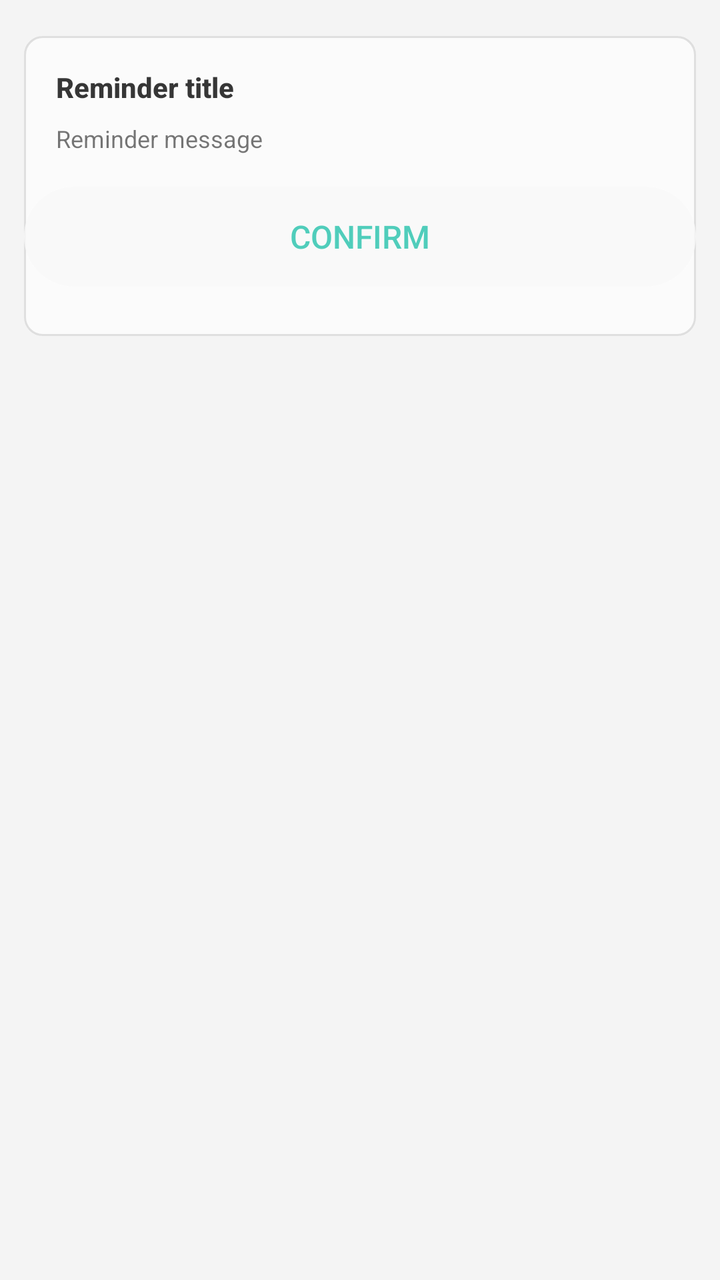
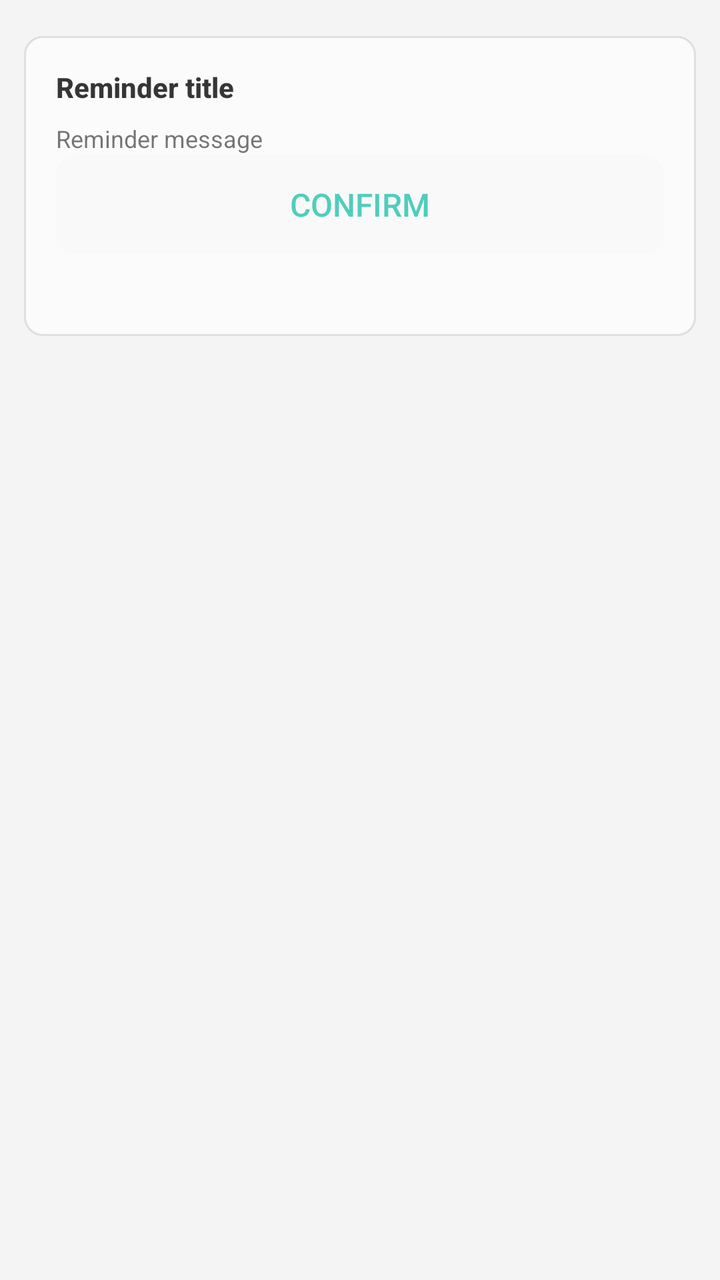

Compare the two renders of this Android layout. The source of the first and the diff that turns it into the second are given below.
<!-- AndroidManifest.xml: application theme AppTheme -->
<!-- res/layout/dialog_help_info.xml -->
<?xml version="1.0" encoding="utf-8"?>
<ScrollView
    xmlns:android="http://schemas.android.com/apk/res/android"
    android:overScrollMode="never"
    android:layout_width="match_parent"
    android:layout_height="match_parent">

    <LinearLayout
        android:layout_width="match_parent"
        android:layout_height="wrap_content"
        android:orientation="vertical"
        android:padding="12dp">

        <LinearLayout
            android:alpha="0.9"
            android:layout_width="match_parent"
            android:layout_height="wrap_content"
            android:minHeight="150dp"
            android:layout_marginTop="6dp"
            android:paddingBottom="16dp"
            android:background="@drawable/krscript_item_ripple_kon"
            android:orientation="vertical">

            <TextView
                android:id="@+id/confirm_title"
                android:breakStrategy="simple"
                style="@style/dialogTitle"
                android:text="@string/confirm_title" />
            <TextView
                android:id="@+id/confirm_message"
                android:breakStrategy="simple"
                style="@style/dialogDesc"
                android:text="@string/confirm_message" />

            <FrameLayout
                android:id="@+id/confirm_custom_view"
                android:layout_width="match_parent"
                android:layout_height="wrap_content" />

            <LinearLayout
                android:layout_marginTop="16dp"
                android:orientation="horizontal"
                android:layout_width="match_parent"
                android:layout_height="wrap_content">

                <Button
                    android:id="@+id/btn_confirm"
                    style="@style/dialogCancelBtn"
                    android:text="@string/btn_confirm">
                </Button>
            </LinearLayout>
        </LinearLayout>

    </LinearLayout>
</ScrollView>
<!-- resources referenced by this layout -->
<resources>
  <string name="btn_confirm">Confirm</string>
  <string name="confirm_message">Reminder message</string>
  <string name="confirm_title">Reminder title</string>
  <style name="dialogCancelBtn" parent="dialogLargeBtn">
          <item name="android:layout_marginStart">0dp</item>
          <item name="android:background">@drawable/btn_bg_large_secondary</item>
      </style>
  <style name="textSmall">
          <item name="android:textColor">?android:attr/textColorSecondary</item>
          <item name="android:textSize">12sp</item>
      </style>
  <style name="textTitle">
          <item name="android:textColor">?android:attr/textColorPrimary</item>
          <item name="android:textStyle">bold</item>
          <item name="android:textSize">14dp</item>
      </style>
  <color name="colorPrimary">#64CDB6</color>
  <color name="colorPrimaryDark">#30C7B6</color>
  <color name="colorAccent">#0dbda2</color>
  <color name="colorParseDark">#20605f5f</color>
  <color name="colorPirmDark">#20000000</color>
  <color name="status_bg_light">@android:color/white</color>
  <color name="window_bg_light">#f4f4f4</color>
  <color name="cardBgLight">#CCFFFFFF</color>
  <!-- drawable btn_bg_active_large (drawable) -->
  <?xml version="1.0" encoding="utf-8"?>
  <shape xmlns:android="http://schemas.android.com/apk/res/android"
      android:shape="rectangle">
      <solid android:color="#26828282" />
      
      
      <corners android:radius="25dp" />
  
      
      <padding
          android:bottom="0dp"
          android:left="0dp"
          android:right="0dp"
          android:top="0dp" />
  </shape>
  <!-- drawable btn_bg_disabled_large (drawable) -->
  <?xml version="1.0" encoding="utf-8"?>
  <shape xmlns:android="http://schemas.android.com/apk/res/android"
      android:shape="rectangle">
      
      <solid android:color="#58888888" />
      
      <stroke
          android:width="1dp"
          android:color="#888888" />
      
      
      <corners android:radius="25dp" />
  
      
      <padding
          android:bottom="0dp"
          android:left="0dp"
          android:right="0dp"
          android:top="0dp" />
  </shape>
  <!-- drawable btn_bg_inactive_large_secondary (drawable) -->
  <?xml version="1.0" encoding="utf-8"?>
  <shape xmlns:android="http://schemas.android.com/apk/res/android"
      android:shape="rectangle">
      <solid android:color="?android:colorBackground" />
      
      
      <corners android:radius="25dp" />
  
      
      <padding
          android:bottom="0dp"
          android:left="0dp"
          android:right="0dp"
          android:top="0dp" />
  </shape>
  <!-- drawable seekbar_thumb (drawable) -->
  <?xml version="1.0" encoding="utf-8"?>
  <shape xmlns:android="http://schemas.android.com/apk/res/android">
      <solid android:color="@android:color/transparent" />
      <corners android:radius="10dp" />
      <size
          android:width="12dp"
          android:height="12dp" />
  </shape>
  <!-- drawable switch_track_disabled (drawable) -->
  <?xml version="1.0" encoding="utf-8"?>
  <shape xmlns:android="http://schemas.android.com/apk/res/android">
      <solid android:color="#22888888" />
      <corners android:radius="10dp" />
      <size android:width="66dp" android:height="20dp" />
  </shape>
  <!-- drawable switch_track_open (drawable) -->
  <?xml version="1.0" encoding="utf-8"?>
  <shape xmlns:android="http://schemas.android.com/apk/res/android">
      <solid android:color="?android:colorAccent" />
      <corners android:radius="10dp" />
      <size android:width="66dp" android:height="20dp" />
  </shape>
  <!-- drawable switch_track_close (drawable) -->
  <?xml version="1.0" encoding="utf-8"?>
  <shape xmlns:android="http://schemas.android.com/apk/res/android">
      <solid android:color="#44888888" />
      <corners android:radius="10dp" />
      <size android:width="66dp" android:height="20dp" />
  </shape>
  <!-- unchanged entries left out for length: 15 -->
</resources>

<!-- the commit's change to res/layout/dialog_help_info.xml (unified diff, before → after) -->
@@ -38,7 +38,8 @@
                 android:layout_height="wrap_content" />
 
             <LinearLayout
-                android:layout_marginTop="16dp"
+                android:layout_marginBottom="16dp"
+                android:layout_marginHorizontal="16dp"
                 android:orientation="horizontal"
                 android:layout_width="match_parent"
                 android:layout_height="wrap_content">
<!-- resource entries referenced after the edit -->
@@ -31,7 +31,7 @@
       <solid android:color="#26828282" />
       
       
-      <corners android:radius="25dp" />
+      <corners android:radius="10dp" />
   
       
       <padding
@@ -45,14 +45,14 @@
   <shape xmlns:android="http://schemas.android.com/apk/res/android"
       android:shape="rectangle">
       
-      <solid android:color="#58888888" />
+      <solid android:color="#58858585" />
       
       <stroke
           android:width="1dp"
           android:color="#888888" />
       
       
-      <corners android:radius="25dp" />
+      <corners android:radius="10dp" />
   
       
       <padding
@@ -68,7 +68,7 @@
       <solid android:color="?android:colorBackground" />
       
       
-      <corners android:radius="25dp" />
+      <corners android:radius="10dp" />
   
       
       <padding
